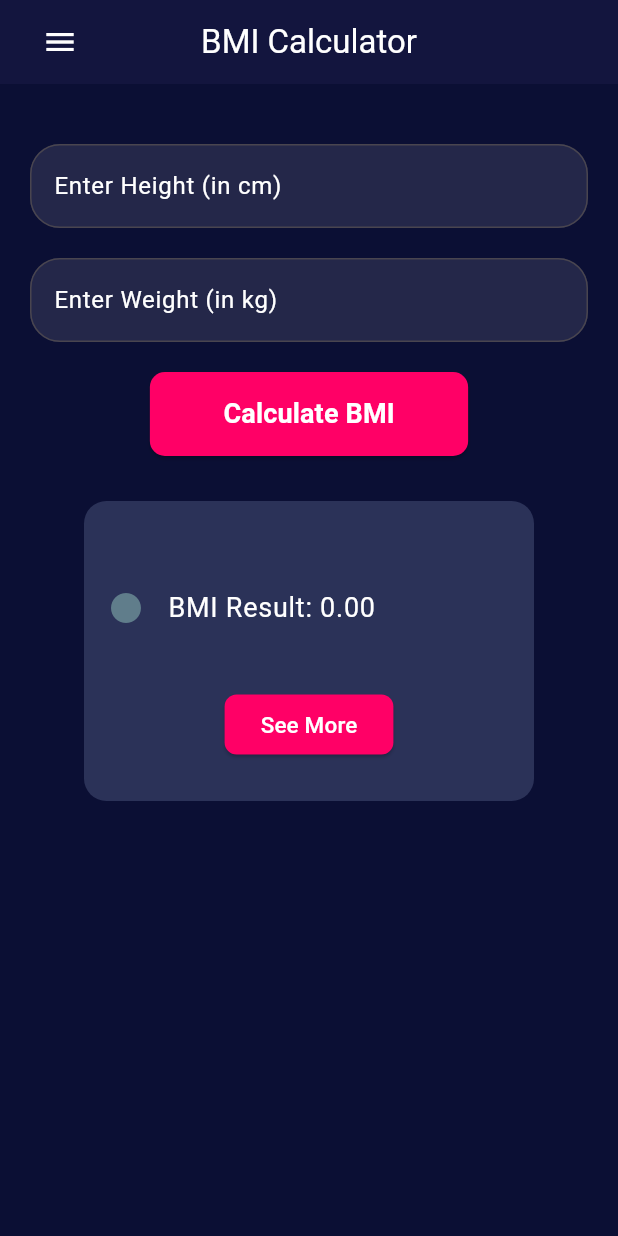
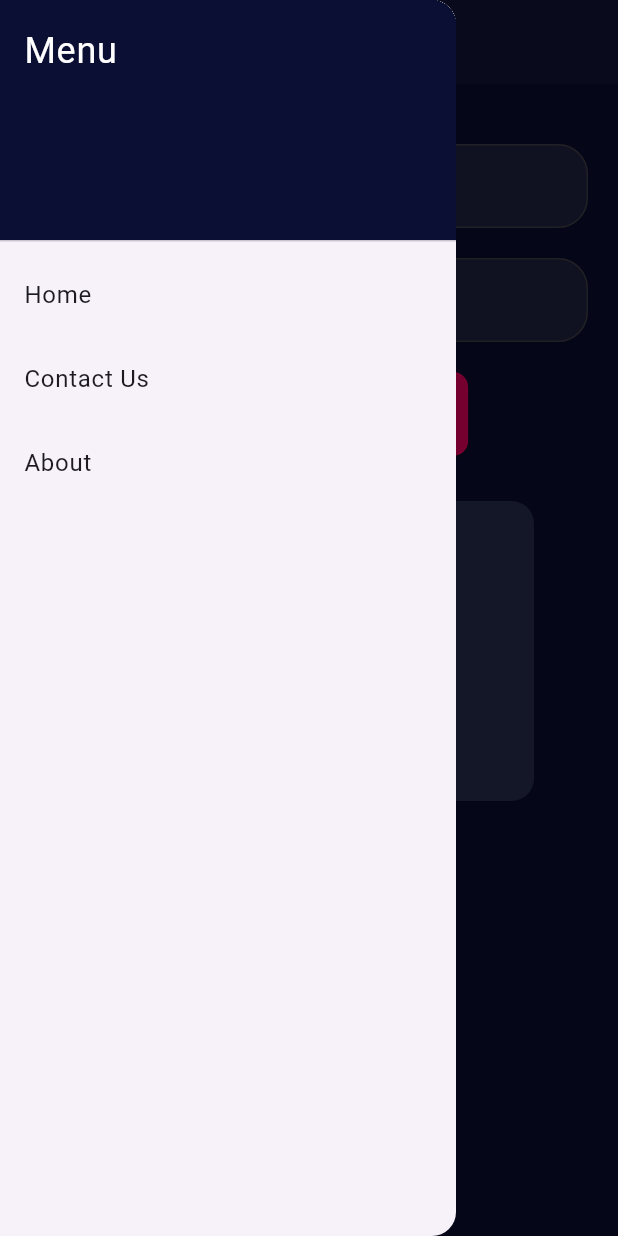
Before and after one commit to kwinayanajith/BMI-Calculate, a Flutter app: the screen it shows after launch, with the side drawer open (before the commit the screen has no drawer), on a phone screen of 412 x 824 dp. Run offline on Flutter 3.47's test engine with Material 3 defaults, Android fonts, the phone set to English and light mode, and no system bars.

Commit message:
UpdateSeeMorePage & Create Side Menu

```diff
--- a/bmi_calculator/lib/Page 01.dart
+++ b/bmi_calculator/lib/Page 01.dart
@@ -136,13 +136,56 @@ class _BMI_CalculatorState extends State<BMI_Calculator> {
         backgroundColor: Color(0xFF0b0f34),
         title: Text('BMI Calculator', style: TextStyle(color: Colors.white, fontWeight: FontWeight.w400)),
         centerTitle: true,
-        leading: Padding(
+        leading: Builder(
+          builder: (BuildContext context) {
+            return Padding(
               padding: const EdgeInsets.only(left: 20.0),
               child: IconButton(
                 icon: Icon(Icons.menu),
-            onPressed: () {},
+                onPressed: () {
+                  Scaffold.of(context).openDrawer(); // Open the side menu
+                },
                 color: Colors.white,
               ),
+            );
+          },
+        ),
+      ),
+      drawer: Drawer(
+        child: ListView(
+          padding: EdgeInsets.zero,
+          children: <Widget>[
+            DrawerHeader(
+              decoration: BoxDecoration(
+                color: Color(0xFF0b0f34),
+              ),
+              child: Text(
+                'Menu',
+                style: TextStyle(
+                  color: Colors.white,
+                  fontSize: 24,
+                ),
+              ),
+            ),
+            ListTile(
+              title: Text('Home'),
+              onTap: () {
+                // Navigate to Home page or perform desired action
+              },
+            ),
+            ListTile(
+              title: Text('Contact Us'),
+              onTap: () {
+                // Navigate to Contact Us page or perform desired action
+              },
+            ),
+            ListTile(
+              title: Text('About'),
+              onTap: () {
+                // Navigate to About page or perform desired action
+              },
+            ),
+          ],
         ),
       ),
       body: Padding(
@@ -224,7 +267,12 @@ class _BMI_CalculatorState extends State<BMI_Calculator> {
                       SizedBox(height: 10),
                       ElevatedButton(
                         onPressed: () {
-                          // Handle "See More" button press
+                          Navigator.push(
+                            context,
+                            MaterialPageRoute(
+                              builder: (context) => SeeMorePage(bmiResult: bmiResult, bmiCategory: '',),
+                            ),
+                          );
                         },
                         child: Text("See More",style: TextStyle(
                           color: Colors.white,
--- a/bmi_calculator/lib/main.dart
+++ b/bmi_calculator/lib/main.dart
@@ -1,5 +1,6 @@
 import 'package:bmi_calculator/Page%2001.dart';
 import 'package:bmi_calculator/homePage.dart';
+import 'package:bmi_calculator/test.dart';
 import 'package:flutter/material.dart';
 
 void main() {
--- a/bmi_calculator/pubspec.yaml
+++ b/bmi_calculator/pubspec.yaml
@@ -59,8 +59,8 @@ flutter:
   uses-material-design: true
 
   # To add assets to your application, add an assets section, like this:
-  # assets:
-  # - images/a_dot_burr.jpeg
+  assets:
+   - images/
   #   - images/a_dot_ham.jpeg
 
   # An image asset can refer to one or more resolution-specific "variants", see
```
Also changed, not shown: bmi_calculator/lib/seeMoreDetails.dart (+70 -3 lines), bmi_calculator/images/man.png (added), bmi_calculator/lib/test.dart (added). Lines whose indentation alone changed are shown as unchanged.
